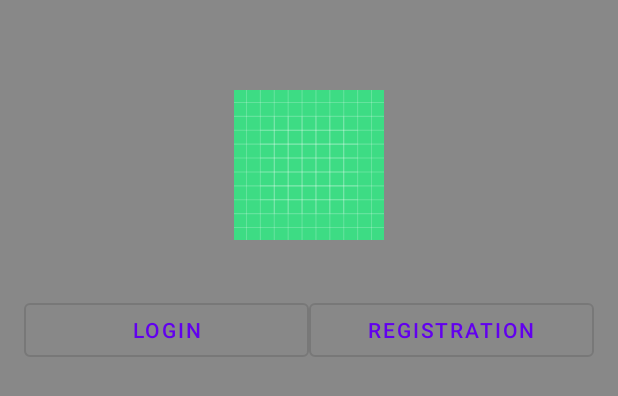
After one commit to minicla03/CoinquyLife, an Android app: the layout auth_layout.xml on its own in the app's theme, with its tools: preview values and no code run, on a phone screen of 412 x 824 dp. The commit adds this screen. Shown: the top 396 px of the screen. Run offline under Robolectric (Android 15) with nearby library versions, the phone set to English and light mode, and no system bars.

Commit message:
Auth Aggiornata

```diff
--- a/app/build.gradle.kts
+++ b/app/build.gradle.kts
@@ -35,6 +35,7 @@ dependencies {
 
     implementation(libs.appcompat)
     implementation(libs.material)
+    implementation(libs.lifecycle.viewmodel.android)
     testImplementation(libs.junit)
     androidTestImplementation(libs.ext.junit)
     androidTestImplementation(libs.espresso.core)
--- /dev/null
+++ b/app/src/main/res/layout/auth_layout.xml
@@ -0,0 +1,74 @@
+<?xml version="1.0" encoding="utf-8"?>
+<FrameLayout xmlns:android="http://schemas.android.com/apk/res/android"
+    xmlns:app="http://schemas.android.com/apk/res-auto"
+    xmlns:tools="http://schemas.android.com/tools"
+    android:id="@+id/auth_root"
+    android:layout_width="match_parent"
+    android:layout_height="match_parent"
+    android:fitsSystemWindows="true"
+    tools:context=".Auth.AuthActivity">
+
+    <!-- Background slider -->
+    <androidx.viewpager2.widget.ViewPager2
+        android:id="@+id/backgroundSlider"
+        android:layout_width="match_parent"
+        android:layout_height="match_parent"
+        android:orientation="horizontal" />
+
+    <!-- Overlay per leggere meglio i contenuti -->
+    <View
+        android:layout_width="match_parent"
+        android:layout_height="match_parent"
+        android:background="#77000000" />
+
+    <!-- Logo dell'app -->
+    <ImageView
+        android:id="@+id/logoImage"
+        android:layout_width="100dp"
+        android:layout_height="100dp"
+        android:src="@drawable/ico_app_background"
+        android:layout_gravity="top|center_horizontal"
+        android:layout_marginTop="60dp"
+        android:contentDescription="@string/app_name" />
+
+    <!-- Pulsanti Login/Registrati -->
+    <androidx.constraintlayout.widget.ConstraintLayout
+        android:id="@+id/toggleButtonsContainer"
+        android:layout_width="match_parent"
+        android:layout_height="wrap_content"
+        android:layout_gravity="top"
+        android:layout_marginTop="180dp"
+        android:padding="16dp">
+
+        <com.google.android.material.button.MaterialButton
+            android:id="@+id/btnLogin"
+            style="@style/Widget.MaterialComponents.Button.OutlinedButton"
+            android:layout_width="0dp"
+            android:layout_height="wrap_content"
+            android:text="@string/login"
+            app:layout_constraintTop_toTopOf="parent"
+            app:layout_constraintStart_toStartOf="parent"
+            app:layout_constraintEnd_toStartOf="@+id/btnRegister"
+            app:layout_constraintWidth_default="percent"
+            app:layout_constraintWidth_percent="0.5" />
+
+        <com.google.android.material.button.MaterialButton
+            android:id="@+id/btnRegister"
+            style="@style/Widget.MaterialComponents.Button.OutlinedButton"
+            android:layout_width="0dp"
+            android:layout_height="wrap_content"
+            android:text="@string/register"
+            app:layout_constraintTop_toTopOf="parent"
+            app:layout_constraintStart_toEndOf="@+id/btnLogin"
+            app:layout_constraintEnd_toEndOf="parent"
+            app:layout_constraintWidth_default="percent"
+            app:layout_constraintWidth_percent="0.5" />
+
+    </androidx.constraintlayout.widget.ConstraintLayout>
+
+    <!-- Container per fragment Login e Registrazione -->
+    <FrameLayout
+        android:id="@+id/auth_fragment_container"
+        android:layout_width="match_parent"
+        android:layout_height="match_parent" />
+</FrameLayout>
--- a/app/src/main/res/values/strings.xml
+++ b/app/src/main/res/values/strings.xml
@@ -4,4 +4,12 @@
     <string name="signinButton">Sign in</string>
     <string name="insert">username</string>
     <string name="enter_your_password">Enter your password</string>
+    <string name="login">Login</string>
+    <string name="registrati">Registration</string>
+    <string name="register">Registration</string>
+    <string name="nome">Nome</string>
+    <string name="cognome">Cognome</string>
+    <string name="email">Email</string>
+    <string name="password">Password</string>
+    <string name="accedi">Accedi</string>
 </resources>
--- a/gradle/libs.versions.toml
+++ b/gradle/libs.versions.toml
@@ -5,6 +5,7 @@ junitVersion = "1.2.1"
 espressoCore = "3.6.1"
 appcompat = "1.7.0"
 material = "1.12.0"
+lifecycleViewmodelAndroid = "2.8.7"
 
 [libraries]
 junit = { group = "junit", name = "junit", version.ref = "junit" }
@@ -12,6 +13,7 @@ ext-junit = { group = "androidx.test.ext", name = "junit", version.ref = "junitV
 espresso-core = { group = "androidx.test.espresso", name = "espresso-core", version.ref = "espressoCore" }
 appcompat = { group = "androidx.appcompat", name = "appcompat", version.ref = "appcompat" }
 material = { group = "com.google.android.material", name = "material", version.ref = "material" }
+lifecycle-viewmodel-android = { group = "androidx.lifecycle", name = "lifecycle-viewmodel-android", version.ref = "lifecycleViewmodelAndroid" }
 
 [plugins]
 android-application = { id = "com.android.application", version.ref = "agp" }
```
Also changed, not shown: app/src/main/AndroidManifest.xml (+1 -9 lines), app/src/main/java/minicla03/coinquylife/Auth/AuthActivity.java (added, +50 -0 lines), app/src/main/java/minicla03/coinquylife/Auth/AuthRepository.java (added, +20 -0 lines), app/src/main/java/minicla03/coinquylife/Auth/LoginFragment.java (added, +54 -0 lines), app/src/main/java/minicla03/coinquylife/Auth/LoginResult.java (added, +14 -0 lines), app/src/main/java/minicla03/coinquylife/Auth/LoginViewModel.java (added, +32 -0 lines), app/src/main/java/minicla03/coinquylife/Auth/RegisterFragment.java (added, +13 -0 lines), app/src/main/java/minicla03/coinquylife/Auth/User.java (added, +32 -0 lines), app/src/main/java/minicla03/coinquylife/LoginActivity.java (deleted, +0 -75 lines), app/src/main/java/minicla03/coinquylife/SplashActivity.java (deleted, +0 -43 lines), app/src/main/res/layout-land/activity_main.xml (deleted, +0 -61 lines), app/src/main/res/layout-land/splash_activity.xml (deleted, +0 -20 lines), app/src/main/res/layout/activity_main.xml (deleted, +0 -61 lines), app/src/main/res/layout/fragment_login.xml (added, +39 -0 lines), 2 more files.
